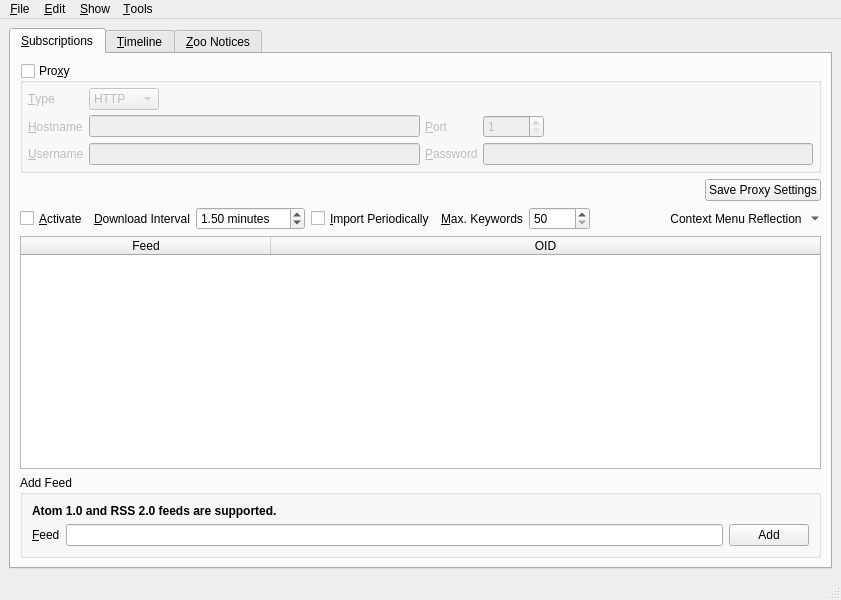
textbrowser/spot-on, file branches/trunk/UI/spot-on-rss.ui: the form before one commit.
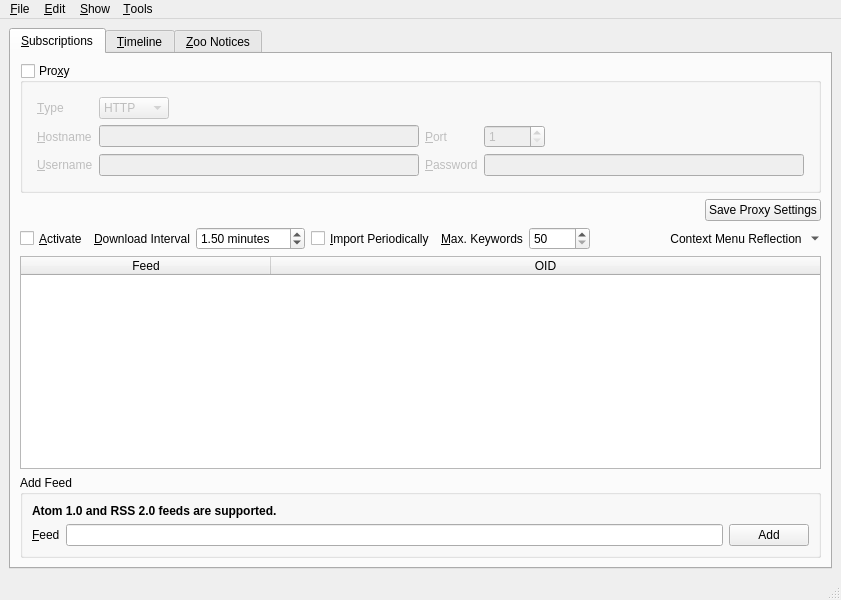
The form after the commit. Icons and pictures are not drawn. Custom widgets are drawn as their Qt base class.

Commit message: Allow hiding of proxy widgets.

Diff of the .ui file:
```diff
--- a/branches/trunk/UI/spot-on-rss.ui
+++ b/branches/trunk/UI/spot-on-rss.ui
@@ -53,72 +53,15 @@
            <property name="spacing">
             <number>5</number>
            </property>
-           <item row="2" column="2">
-            <widget class="QLabel" name="label_20">
-             <property name="text">
-              <string>&amp;Password</string>
+           <item row="0" column="0">
+            <widget class="QFrame" name="proxy_frame">
+             <property name="frameShape">
+              <enum>QFrame::NoFrame</enum>
              </property>
-             <property name="buddy">
-              <cstring>proxyPassword</cstring>
-             </property>
-            </widget>
-           </item>
+             <layout class="QGridLayout" name="gridLayout">
            <item row="1" column="1">
             <widget class="QLineEdit" name="proxyHostname"/>
            </item>
-           <item row="2" column="1">
-            <widget class="QLineEdit" name="proxyUsername"/>
-           </item>
-           <item row="1" column="2">
-            <widget class="QLabel" name="label_8">
-             <property name="text">
-              <string>&amp;Port</string>
-             </property>
-             <property name="buddy">
-              <cstring>proxyPort</cstring>
-             </property>
-            </widget>
-           </item>
-           <item row="1" column="3">
-            <layout class="QHBoxLayout" name="horizontalLayout_39">
-             <property name="spacing">
-              <number>5</number>
-             </property>
-             <item>
-              <widget class="QSpinBox" name="proxyPort">
-               <property name="minimum">
-                <number>1</number>
-               </property>
-               <property name="maximum">
-                <number>65535</number>
-               </property>
-              </widget>
-             </item>
-             <item>
-              <spacer name="horizontalSpacer_29">
-               <property name="orientation">
-                <enum>Qt::Horizontal</enum>
-               </property>
-               <property name="sizeHint" stdset="0">
-                <size>
-                 <width>40</width>
-                 <height>20</height>
-                </size>
-               </property>
-              </spacer>
-             </item>
-            </layout>
-           </item>
-           <item row="2" column="0">
-            <widget class="QLabel" name="label_19">
-             <property name="text">
-              <string>&amp;Username</string>
-             </property>
-             <property name="buddy">
-              <cstring>proxyUsername</cstring>
-             </property>
-            </widget>
-           </item>
            <item row="0" column="0">
             <widget class="QLabel" name="label_3">
              <property name="text">
@@ -129,16 +72,6 @@
              </property>
             </widget>
            </item>
-           <item row="1" column="0">
-            <widget class="QLabel" name="label_7">
-             <property name="text">
-              <string>&amp;Hostname</string>
-             </property>
-             <property name="buddy">
-              <cstring>proxyHostname</cstring>
-             </property>
-            </widget>
-           </item>
            <item row="0" column="1">
             <layout class="QHBoxLayout" name="horizontalLayout_29">
              <property name="spacing">
@@ -181,6 +114,39 @@
              </item>
             </layout>
            </item>
+              <item row="1" column="0">
+               <widget class="QLabel" name="label_7">
+                <property name="text">
+                 <string>&amp;Hostname</string>
+                </property>
+                <property name="buddy">
+                 <cstring>proxyHostname</cstring>
+                </property>
+               </widget>
+              </item>
+              <item row="2" column="0">
+               <widget class="QLabel" name="label_19">
+                <property name="text">
+                 <string>&amp;Username</string>
+                </property>
+                <property name="buddy">
+                 <cstring>proxyUsername</cstring>
+                </property>
+               </widget>
+              </item>
+              <item row="2" column="1">
+               <widget class="QLineEdit" name="proxyUsername"/>
+              </item>
+              <item row="2" column="2">
+               <widget class="QLabel" name="label_20">
+                <property name="text">
+                 <string>&amp;Password</string>
+                </property>
+                <property name="buddy">
+                 <cstring>proxyPassword</cstring>
+                </property>
+               </widget>
+              </item>
            <item row="2" column="3">
             <widget class="QLineEdit" name="proxyPassword">
              <property name="text">
@@ -191,6 +157,49 @@
              </property>
             </widget>
            </item>
+              <item row="1" column="2">
+               <widget class="QLabel" name="label_8">
+                <property name="text">
+                 <string>&amp;Port</string>
+                </property>
+                <property name="buddy">
+                 <cstring>proxyPort</cstring>
+                </property>
+               </widget>
+              </item>
+              <item row="1" column="3">
+               <layout class="QHBoxLayout" name="horizontalLayout_39">
+                <property name="spacing">
+                 <number>5</number>
+                </property>
+                <item>
+                 <widget class="QSpinBox" name="proxyPort">
+                  <property name="minimum">
+                   <number>1</number>
+                  </property>
+                  <property name="maximum">
+                   <number>65535</number>
+                  </property>
+                 </widget>
+                </item>
+                <item>
+                 <spacer name="horizontalSpacer_29">
+                  <property name="orientation">
+                   <enum>Qt::Horizontal</enum>
+                  </property>
+                  <property name="sizeHint" stdset="0">
+                   <size>
+                    <width>40</width>
+                    <height>20</height>
+                   </size>
+                  </property>
+                 </spacer>
+                </item>
+               </layout>
+              </item>
+             </layout>
+            </widget>
+           </item>
           </layout>
          </widget>
         </item>
```
Left out of the diff: 2 changed lines with no effect on the pictures. Lines whose indentation alone changed are shown as unchanged. The commit also changes 2 other files.
